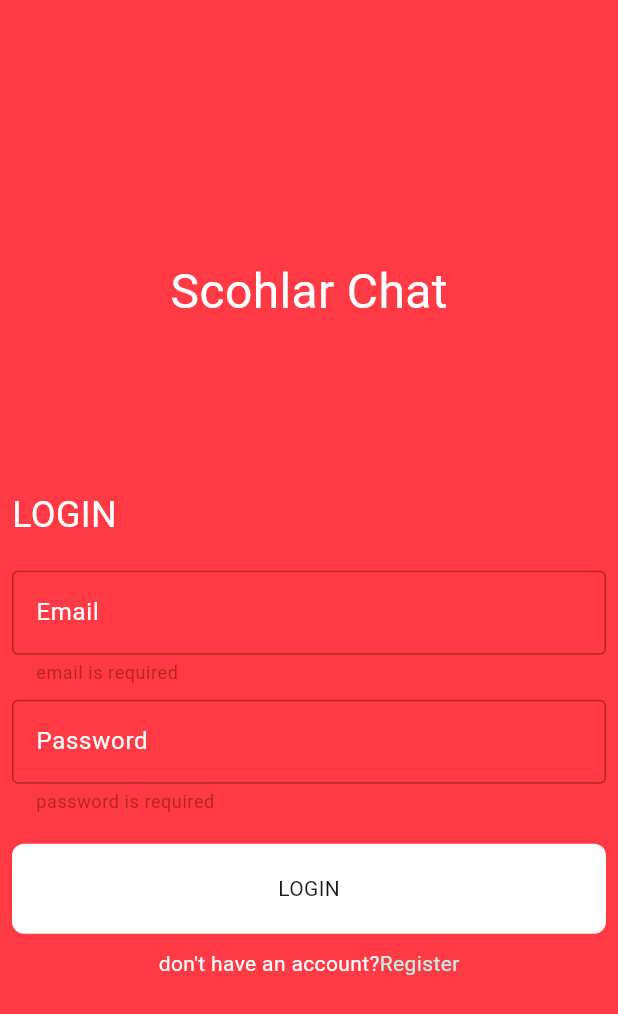
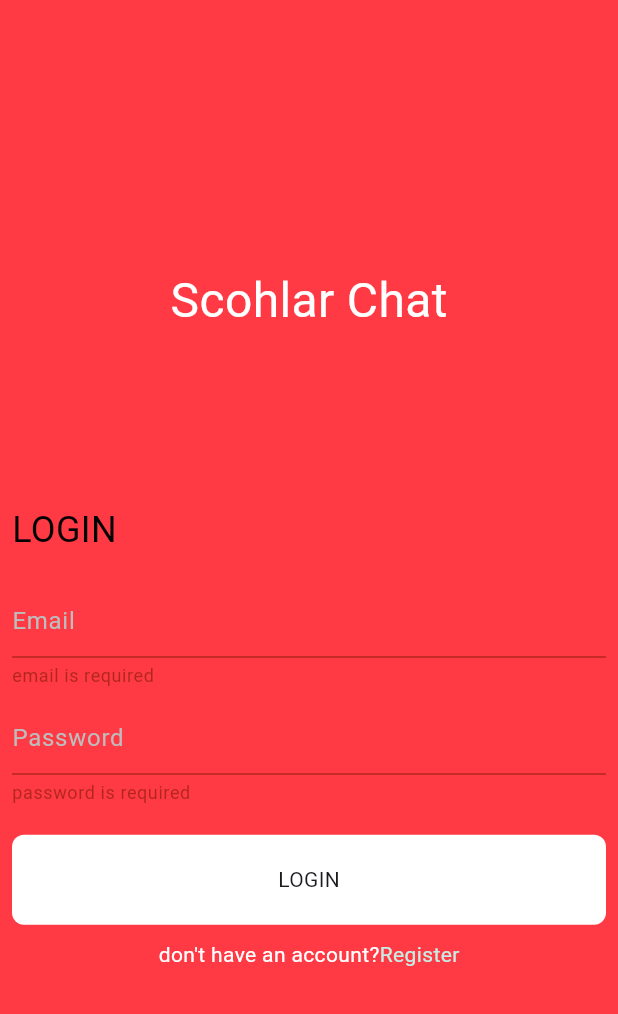
Before and after one commit to Rana-Mohsen/news_app, a Flutter app: the screen it shows after launch, after a tap on "LOGIN", on a phone screen of 412 x 824 dp. Shown: the top 1014 px of the screen. Run offline on Flutter 3.47's test engine with Material 3 defaults, Android fonts, the phone set to English and light mode, and no system bars; our stand-ins replace bloc, carousel_slider, firebase_auth, firebase_core, flutter_bloc, modal_progress_hud_nsn and 1 more; accounts and stored records are empty; generated files the repository leaves out were written again.

```diff
--- /dev/null
+++ b/lib/helper/validators.dart
@@ -0,0 +1,19 @@
+class Validators {
+  static String? emailValidator(String? data) {
+    if (data!.isEmpty) {
+      return 'email is required';
+    } else if (data.contains('@') == false) {
+      return 'email is not valid';
+    }
+    return null;
+  }
+
+  static String? passwordValidator(String? data) {
+    if (data!.isEmpty) {
+      return 'password is required';
+    } else if (data.length < 7) {
+      return 'password is too short';
+    }
+    return null;
+  }
+}
--- a/lib/screens/login_screen.dart
+++ b/lib/screens/login_screen.dart
@@ -1,9 +1,6 @@
-
 import 'package:firebase_auth/firebase_auth.dart';
 import 'package:flutter/material.dart';
-import 'package:flutter/src/widgets/framework.dart';
-import 'package:flutter/src/widgets/placeholder.dart';
-import 'package:news_app/screens/home_screen.dart';
+import 'package:news_app/helper/validators.dart';
 import 'package:news_app/screens/navigation.dart';
 import 'package:news_app/screens/register_screen.dart';
 import 'package:news_app/screens/widgets/custome_button.dart';
@@ -25,7 +22,7 @@ class _LoginScreenState extends State<LoginScreen> {
   String? password;
   bool isLoading = false;
 
-  GlobalKey<FormState> formKey = GlobalKey();
+  GlobalKey<FormState> _formKey = GlobalKey();
 
   @override
   Widget build(BuildContext context) {
@@ -34,7 +31,7 @@ class _LoginScreenState extends State<LoginScreen> {
       body: Padding(
         padding: const EdgeInsets.all(8.0),
         child: Form(
-          key: formKey,
+          key: _formKey,
           child: Column(
             children: [
               const Spacer(
@@ -51,21 +48,15 @@ class _LoginScreenState extends State<LoginScreen> {
                 children: [
                   Text(
                     "LOGIN",
-                    style: TextStyle(color: Colors.white, fontSize: 24),
+                    style: TextStyle(color: Colors.black, fontSize: 24),
                   ),
                 ],
               ),
               const SizedBox(
                 height: 20,
               ),
-              CustomeTextFormField(
-                  validator: (data) {
-                    if (data!.isEmpty) {
-                      return 'email is required';
-                    } else if (data.contains('@') == false) {
-                      return 'email is not valid';
-                    }
-                  },
+              CustomTextFormField(
+                  validator: Validators.emailValidator,
                   onChange: (value) {
                     email = value;
                   },
@@ -73,14 +64,8 @@ class _LoginScreenState extends State<LoginScreen> {
               const SizedBox(
                 height: 10,
               ),
-              CustomeTextFormField(
-                  validator: (data) {
-                    if (data!.isEmpty) {
-                      return 'password is required';
-                    } else if (data.length < 7) {
-                      return 'password is too short';
-                    }
-                  },
+              CustomTextFormField(
+                  validator: Validators.passwordValidator,
                   onChange: (value) {
                     password = value;
                   },
@@ -89,30 +74,7 @@ class _LoginScreenState extends State<LoginScreen> {
                 height: 20,
               ),
               CustomeButton(
-                onTap: () async {
-                  if (formKey.currentState!.validate()) {
-                    isLoading = true;
-                    setState(() {});
-                    try {
-                      await signInUser();
-                      Navigator.pushReplacement(context,MaterialPageRoute(builder: (context) => const Navigation(),));
-                    } on FirebaseAuthException catch (e) {
-                      print(e);
-
-                      if (e.code == "wrong-password") {
-                        snackBarMessage(context, "your password is wrong");
-                      } else if (e.code == "user-not-found") {
-                        snackBarMessage(context, "user-not-found");
-                      }
-                    } catch (e) {
-                      print(e);
-
-                      snackBarMessage(context, "there was an error");
-                    }
-                    isLoading = false;
-                    setState(() {});
-                  }
-                },
+                onTap: _validateLoginForm,
                 text: 'LOGIN',
               ),
               const SizedBox(
@@ -127,7 +89,11 @@ class _LoginScreenState extends State<LoginScreen> {
                   ),
                   GestureDetector(
                     onTap: () {
-                      Navigator.push(context,MaterialPageRoute(builder: (context) => RegisterScreen(),));
+                      Navigator.push(
+                          context,
+                          MaterialPageRoute(
+                            builder: (context) => const RegisterScreen(),
+                          ));
                     },
                     child: const Text(
                       "Register",
@@ -146,8 +112,49 @@ class _LoginScreenState extends State<LoginScreen> {
     );
   }
 
-  Future<void> signInUser() async {
-    UserCredential user = await FirebaseAuth.instance
+  Future<void> _signInUser() async {
+    await FirebaseAuth.instance
         .signInWithEmailAndPassword(email: email!, password: password!);
   }
+
+  _validateLoginForm() async {
+    if (_formKey.currentState!.validate()) {
+      setState(() {
+        isLoading = true;
+      });
+
+      try {
+        await _signInUser();
+        Navigator.pushReplacement(
+          context,
+          MaterialPageRoute(
+            builder: (context) => const Navigation(),
+          ),
+        );
+      } on FirebaseAuthException catch (e) {
+        _handleFirebaseAuthException(e);
+      } catch (e) {
+        _handleGenericException(e);
+      } finally {
+        setState(() {
+          isLoading = false;
+        });
+      }
+    }
+  }
+
+  void _handleFirebaseAuthException(FirebaseAuthException e) {
+    print(e);
+
+    if (e.code == "wrong-password") {
+      snackBarMessage(context, "Your password is wrong");
+    } else if (e.code == "user-not-found") {
+      snackBarMessage(context, "User not found");
+    }
+  }
+
+  void _handleGenericException(e) {
+    print(e);
+    snackBarMessage(context, "There was an error");
+  }
 }
--- a/lib/screens/widgets/custom_textformfield.dart
+++ b/lib/screens/widgets/custom_textformfield.dart
@@ -1,30 +1,45 @@
 import 'package:flutter/material.dart';
-import 'package:flutter/src/widgets/framework.dart';
 
 // ignore: must_be_immutable
-class CustomeTextFormField extends StatelessWidget {
-  CustomeTextFormField({super.key, this.hintText, required this.onChange,required this.validator});
+class CustomTextFormField extends StatelessWidget {
+  CustomTextFormField(
+      {super.key,
+      this.hintText,
+      required this.onChange,
+      required this.validator,
+      this.obscure = false,
+      this.icon});
 
   String? hintText;
   Function(String) onChange;
   String? Function(String?)? validator;
+  bool obscure;
+  Widget? icon;
   @override
   Widget build(BuildContext context) {
     return TextFormField(
+      obscureText: obscure,
       validator: validator,
       onChanged: onChange,
       decoration: InputDecoration(
+        suffixIcon: icon,
         hintText: hintText,
-        hintStyle: const TextStyle(color: Colors.white),
-        enabledBorder: const OutlineInputBorder(
-            borderSide: BorderSide(
-          color: Colors.white,
-        )),
-        border: const OutlineInputBorder(
-            borderSide: BorderSide(
-          color: Colors.white,
-          width: 2.0,
-        )),
+        hintStyle: TextStyle(color: Colors.grey.shade400),
+        focusedBorder: OutlineInputBorder(
+            borderRadius: BorderRadius.circular(32),
+            borderSide: const BorderSide(
+              color: Colors.black,
+            )),
+        enabledBorder: OutlineInputBorder(
+            borderRadius: BorderRadius.circular(32),
+            borderSide: BorderSide(color: Colors.grey.shade300, width: 2)),
+        // border: OutlineInputBorder(
+        //   borderRadius: BorderRadius.circular(32),
+        //   borderSide: BorderSide(
+        //     color: Colors.grey.shade300,
+        //     width: 1.0,
+        //   ),
+        // ),
       ),
     );
   }
```
Also changed, not shown: lib/screens/register_screen.dart (+29 -43 lines).
